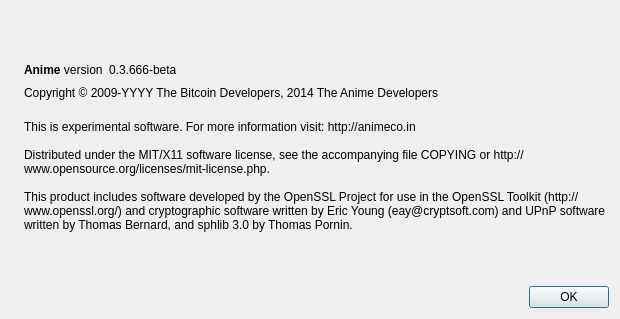
Old version of the form src/qt/forms/aboutdialog.ui in the repository Animecointeam/Animecoin.
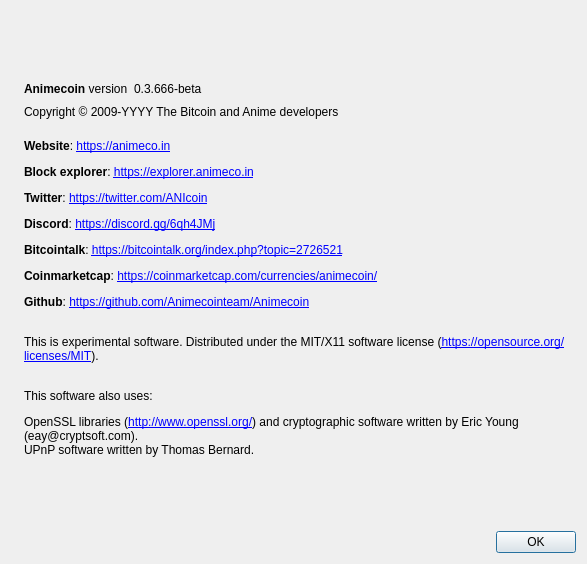
New version of the form. Icons and pictures are not drawn.

Diff of the .ui file:
```diff
--- a/src/qt/forms/aboutdialog.ui
+++ b/src/qt/forms/aboutdialog.ui
@@ -6,10 +6,16 @@
    <rect>
     <x>0</x>
     <y>0</y>
-    <width>620</width>
-    <height>319</height>
+    <width>587</width>
+    <height>564</height>
    </rect>
   </property>
+  <property name="minimumSize">
+   <size>
+    <width>0</width>
+    <height>564</height>
+   </size>
+  </property>
   <property name="windowTitle">
    <string>About Anime</string>
   </property>
@@ -22,9 +28,21 @@
        <verstretch>0</verstretch>
       </sizepolicy>
      </property>
+     <property name="minimumSize">
+      <size>
+       <width>0</width>
+       <height>0</height>
+      </size>
+     </property>
      <property name="pixmap">
       <pixmap resource="../bitcoin.qrc">:/images/about</pixmap>
      </property>
+     <property name="scaledContents">
+      <bool>false</bool>
+     </property>
+     <property name="alignment">
+      <set>Qt::AlignLeading|Qt::AlignLeft|Qt::AlignVCenter</set>
+     </property>
     </widget>
    </item>
    <item>
@@ -50,7 +68,7 @@
           <cursorShape>IBeamCursor</cursorShape>
          </property>
          <property name="text">
-          <string>&lt;html&gt;&lt;head/&gt;&lt;body&gt;&lt;p&gt;&lt;span style=&quot; font-weight:600;&quot;&gt;Anime&lt;/span&gt; version&lt;/p&gt;&lt;/body&gt;&lt;/html&gt;</string>
+          <string>&lt;b&gt;Animecoin&lt;/b&gt; version</string>
          </property>
          <property name="textInteractionFlags">
           <set>Qt::LinksAccessibleByMouse|Qt::TextSelectableByKeyboard|Qt::TextSelectableByMouse</set>
@@ -91,7 +109,7 @@
         <cursorShape>IBeamCursor</cursorShape>
        </property>
        <property name="text">
-        <string notr="true">Copyright &amp;copy; 2009-YYYY The Bitcoin Developers, 2014 The Anime Developers</string>
+        <string notr="true">Copyright &amp;copy; 2009-YYYY The Bitcoin and Anime developers</string>
        </property>
        <property name="textFormat">
         <enum>Qt::RichText</enum>
@@ -107,12 +125,10 @@
         <cursorShape>IBeamCursor</cursorShape>
        </property>
        <property name="text">
-        <string>
-This is experimental software. For more information visit: http://animeco.in 
-
-Distributed under the MIT/X11 software license, see the accompanying file COPYING or http://www.opensource.org/licenses/mit-license.php.
-
-This product includes software developed by the OpenSSL Project for use in the OpenSSL Toolkit (http://www.openssl.org/) and cryptographic software written by Eric Young (eay@cryptsoft.com) and UPnP software written by Thomas Bernard, and sphlib 3.0 by Thomas Pornin.</string>
+        <string>&lt;html&gt;&lt;head/&gt;&lt;body&gt;&lt;p&gt;&lt;span style=&quot; font-weight:600;&quot;&gt;&lt;br/&gt;Website&lt;/span&gt;: &lt;a href=&quot;https://animeco.in&quot;&gt;&lt;span style=&quot; text-decoration: underline; color:#0000ff;&quot;&gt;https://animeco.in&lt;/span&gt;&lt;/a&gt;&lt;/p&gt;&lt;p&gt;&lt;span style=&quot; font-weight:600;&quot;&gt;Block explorer&lt;/span&gt;: &lt;a href=&quot;https://explorer.animeco.in&quot;&gt;&lt;span style=&quot; text-decoration: underline; color:#0000ff;&quot;&gt;https://explorer.animeco.in&lt;/span&gt;&lt;/a&gt;&lt;/p&gt;&lt;p&gt;&lt;span style=&quot; font-weight:600;&quot;&gt;Twitter&lt;/span&gt;: &lt;a href=&quot;https://twitter.com/ANIcoin&quot;&gt;&lt;span style=&quot; text-decoration: underline; color:#0000ff;&quot;&gt;https://twitter.com/ANIcoin&lt;/span&gt;&lt;/a&gt;&lt;/p&gt;&lt;p&gt;&lt;span style=&quot; font-weight:600;&quot;&gt;Discord&lt;/span&gt;: &lt;a href=&quot;https://discord.gg/6qh4JMj&quot;&gt;&lt;span style=&quot; text-decoration: underline; color:#0000ff;&quot;&gt;https://discord.gg/6qh4JMj&lt;/span&gt;&lt;/a&gt;&lt;/p&gt;&lt;p&gt;&lt;span style=&quot; font-weight:600;&quot;&gt;Bitcointalk&lt;/span&gt;: &lt;a href=&quot;https://bitcointalk.org/index.php?topic=2726521&quot;&gt;&lt;span style=&quot; text-decoration: underline; color:#0000ff;&quot;&gt;https://bitcointalk.org/index.php?topic=2726521&lt;/span&gt;&lt;/a&gt;&lt;/p&gt;&lt;p&gt;&lt;span style=&quot; font-weight:600;&quot;&gt;Coinmarketcap&lt;/span&gt;: &lt;a href=&quot;https://coinmarketcap.com/currencies/animecoin/&quot;&gt;&lt;span style=&quot; text-decoration: underline; color:#0000ff;&quot;&gt;https://coinmarketcap.com/currencies/animecoin/&lt;/span&gt;&lt;/a&gt;&lt;/p&gt;&lt;p&gt;&lt;span style=&quot; font-weight:600;&quot;&gt;Github&lt;/span&gt;: &lt;a href=&quot;https://github.com/Animecointeam/Animecoin&quot;&gt;&lt;span style=&quot; text-decoration: underline; color:#0000ff;&quot;&gt;https://github.com/Animecointeam/Animecoin&lt;/span&gt;&lt;/a&gt;&lt;/p&gt;&lt;p&gt;&lt;br/&gt;This is experimental software. Distributed under the MIT/X11 software license (&lt;a href=&quot;https://opensource.org/licenses/MIT&quot;&gt;&lt;span style=&quot; text-decoration: underline; color:#0000ff;&quot;&gt;https://opensource.org/licenses/MIT&lt;/span&gt;&lt;/a&gt;).&lt;br/&gt;&lt;/p&gt;&lt;p&gt;This software also uses:&lt;/p&gt;&lt;p&gt;OpenSSL libraries (&lt;a href=&quot;http://www.openssl.org/&quot;&gt;&lt;span style=&quot; text-decoration: underline; color:#0000ff;&quot;&gt;http://www.openssl.org/&lt;/span&gt;&lt;/a&gt;) and cryptographic software written by Eric Young (eay@cryptsoft.com).&lt;br/&gt;UPnP software written by Thomas Bernard.&lt;/p&gt;&lt;/body&gt;&lt;/html&gt;</string>
+       </property>
+       <property name="scaledContents">
+        <bool>false</bool>
        </property>
        <property name="wordWrap">
         <bool>true</bool>
@@ -137,6 +153,9 @@
      </item>
      <item>
       <widget class="QDialogButtonBox" name="buttonBox">
+       <property name="enabled">
+        <bool>true</bool>
+       </property>
        <property name="orientation">
         <enum>Qt::Horizontal</enum>
        </property>
```
Left out of the diff: 21 changed lines with no effect on the pictures.
